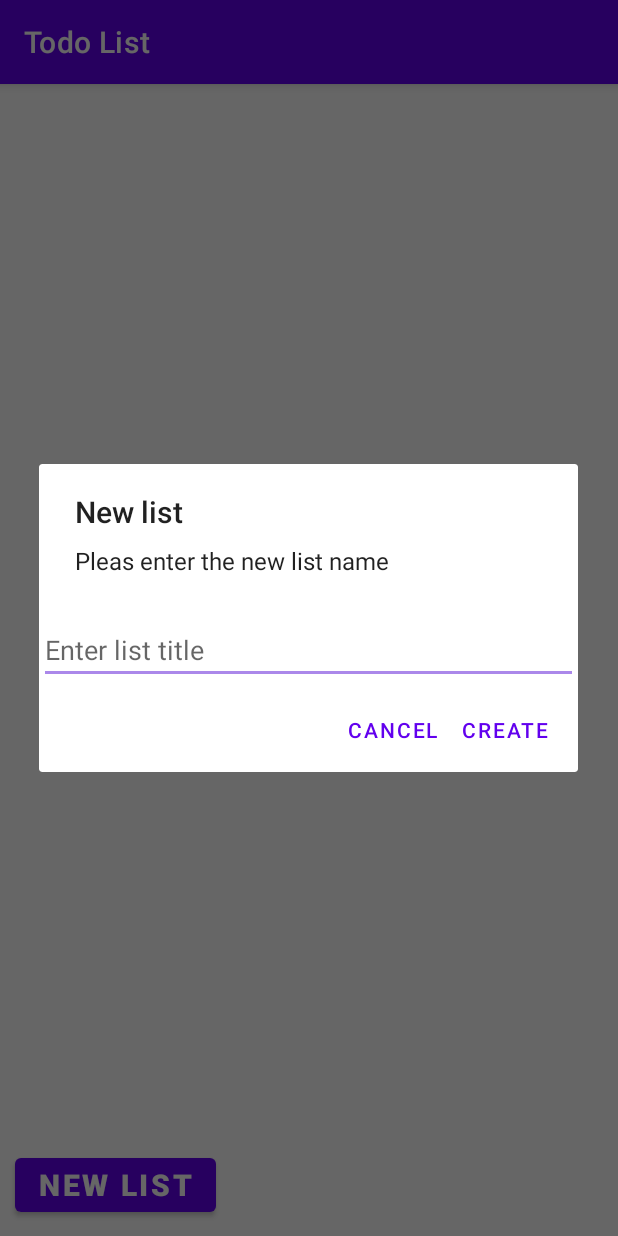
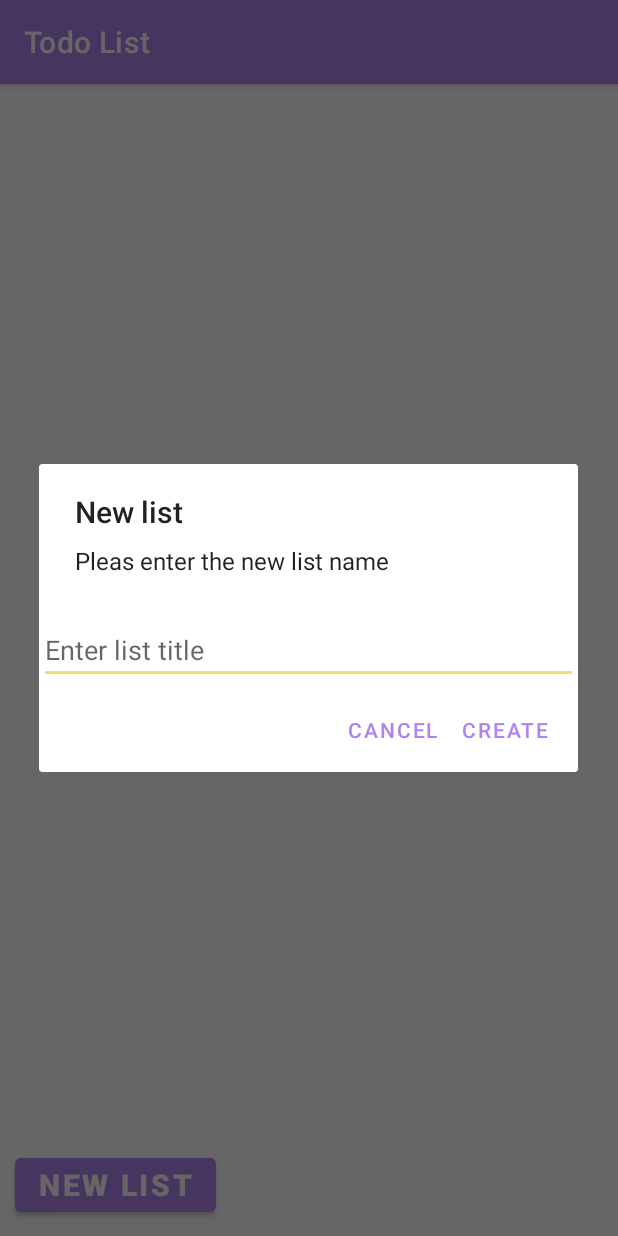
Before and after one commit to ananayis/To-Do-List, an Android app: the screen it shows after launch (MainActivity), after a tap on "NEW LIST", on a phone screen of 412 x 824 dp. Run offline under Robolectric (Android 15) with nearby library versions, the phone set to English and light mode, and no system bars; our stand-ins replace Room's generated code.

```diff
--- a/app/src/main/java/com/parinaz/todolist/MainListFragment.kt
+++ b/app/src/main/java/com/parinaz/todolist/MainListFragment.kt
@@ -10,6 +10,7 @@ import com.parinaz.todolist.databinding.FragmentMainListBinding
 import android.app.ActionBar
 import android.app.Notification
 import android.content.DialogInterface
+import android.util.Log
 import android.view.MenuItem
 import android.widget.*
 import androidx.appcompat.app.AlertDialog
@@ -29,12 +30,14 @@ class MainListFragment : Fragment() {
     override fun onCreate(savedInstanceState: Bundle?) {
         super.onCreate(savedInstanceState)
         setHasOptionsMenu(true)
+
+        Log.d("test", System.currentTimeMillis().toString())
     }
 
     override fun onCreateView(
         inflater: LayoutInflater, container: ViewGroup?,
         savedInstanceState: Bundle?
-    ): View? {
+    ): View {
         _binding = FragmentMainListBinding.inflate(inflater, container, false)
         val view = binding.root
         return view
--- a/app/src/main/java/com/parinaz/todolist/Repository.kt
+++ b/app/src/main/java/com/parinaz/todolist/Repository.kt
@@ -42,6 +42,10 @@ class Repository private constructor(context: Context) {
         db.todoDao().deleteTodoList(todoListId)
     }
 
+    fun deleteTodo(todo: Todo){
+        db.todoDao().deleteTodo(todo)
+    }
+
     companion object {
         private var _instance: Repository? = null
         val instance: Repository
--- a/app/src/main/java/com/parinaz/todolist/db/TodoDao.kt
+++ b/app/src/main/java/com/parinaz/todolist/db/TodoDao.kt
@@ -1,9 +1,6 @@
 package com.parinaz.todolist.db
 
-import androidx.room.Dao
-import androidx.room.Insert
-import androidx.room.Query
-import androidx.room.Update
+import androidx.room.*
 import com.parinaz.todolist.domain.Todo
 
 @Dao
@@ -20,4 +17,7 @@ interface TodoDao {
 
     @Query("DELETE FROM todo_list WHERE :todoListId = id;" )
     fun deleteTodoList(todoListId: Long)
+
+    @Delete
+    fun deleteTodo(todo: Todo)
 }
--- a/app/src/main/res/values/themes.xml
+++ b/app/src/main/res/values/themes.xml
@@ -2,12 +2,12 @@
     <!-- Base application theme. -->
     <style name="Theme.ToDoList" parent="Theme.MaterialComponents.DayNight.DarkActionBar">
         <!-- Primary brand color. -->
-        <item name="colorPrimary">@color/purple_500</item>
-        <item name="colorPrimaryVariant">@color/purple_700</item>
+        <item name="colorPrimary">#B084EF</item>
+        <item name="colorPrimaryVariant">#966FEC</item>
         <item name="colorOnPrimary">@color/white</item>
         <!-- Secondary brand color. -->
-        <item name="colorSecondary">#AB88EA</item>
-        <item name="colorSecondaryVariant">#CBACF1</item>
+        <item name="colorSecondary">#ECE077</item>
+        <item name="colorSecondaryVariant">#F3EDBF</item>
         <item name="colorOnSecondary">@color/black</item>
         <!-- Status bar color. -->
         <item name="android:statusBarColor" tools:targetApi="l">?attr/colorPrimaryVariant</item>
```
Also changed, not shown: app/src/main/java/com/parinaz/todolist/TodoFragment.kt (+21 -0 lines), app/src/main/res/layout/fragment_todo.xml (+30 -3 lines).
